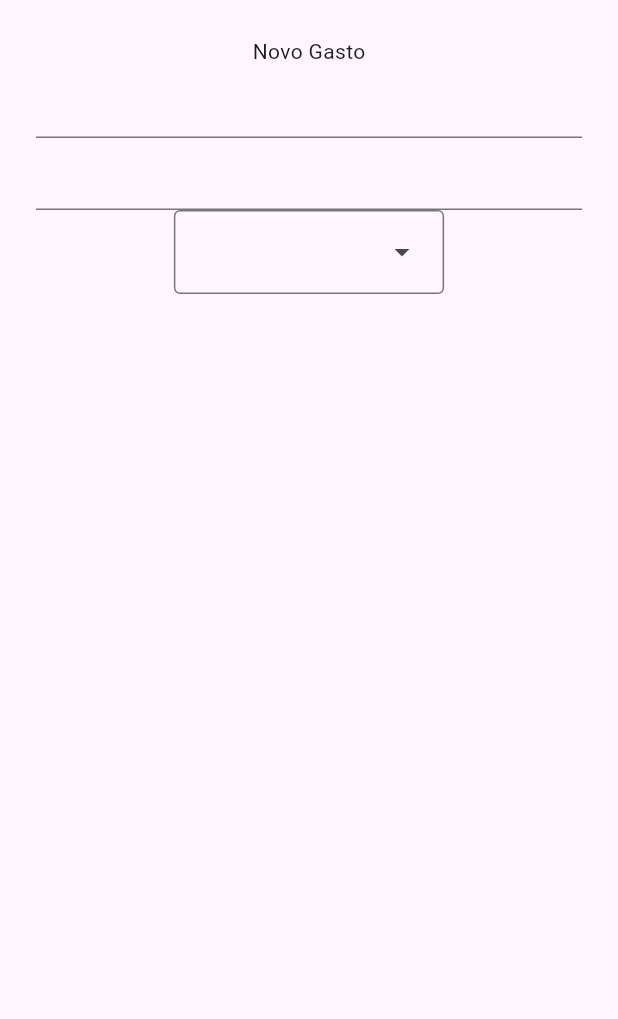
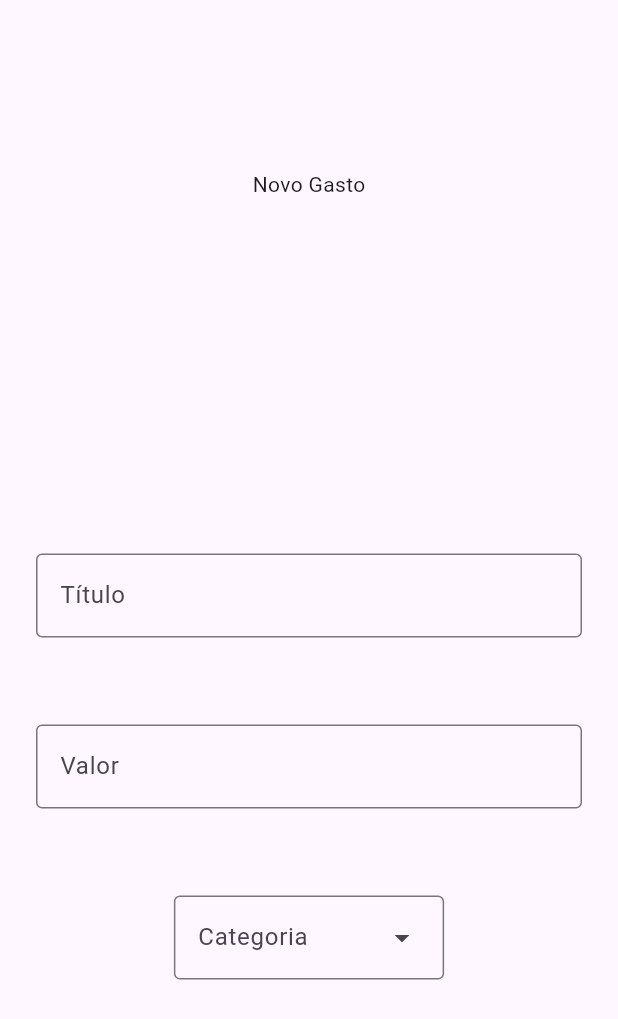
Before and after one commit to Gustaviusss/personal_expenses_app, a Flutter app: the ModalExpenseForm widget shown alone on an empty page, opened directly, on a phone screen of 412 x 824 dp. Shown: the top 1019 px of the screen. Run offline on Flutter 3.47's test engine with Material 2 defaults, Android fonts, the phone set to English and light mode, and no system bars.

Commit message:
first configuration on textInputs

```diff
--- a/lib/widgets/modal_expense_form_widget.dart
+++ b/lib/widgets/modal_expense_form_widget.dart
@@ -9,22 +9,38 @@ class ModalExpenseForm extends StatefulWidget {
 }
 
 class _ModalExpenseFormState extends State<ModalExpenseForm> {
+  var _expenseTitle = '';
+
+  void _savedExpenseTitle(String inputValue) {
+    _expenseTitle = inputValue;
+  }
+
   @override
   Widget build(BuildContext context) {
-    return const Padding(
+    return Padding(
       padding: EdgeInsets.all(24),
-      child: Column(children: [
-        Center(child: Text("Novo Gasto")),
+      child:
+          Column(mainAxisAlignment: MainAxisAlignment.spaceAround, children: [
+        const Center(child: Text("Novo Gasto")),
         SizedBox(
           height: 400,
-          child: Column(children: [
+          child: Column(
+              mainAxisAlignment: MainAxisAlignment.spaceEvenly,
+              children: [
                 TextField(
+                  onSubmitted: _savedExpenseTitle,
+                  decoration: const InputDecoration(
+                      label: Text('Título'), border: OutlineInputBorder()),
                   keyboardType: TextInputType.text,
                 ),
-            TextField(
+                const TextField(
+                  decoration: InputDecoration(
+                      label: Text('Valor'), border: OutlineInputBorder()),
                   keyboardType: TextInputType.number,
                 ),
-            DropdownMenu(dropdownMenuEntries: [
+                const DropdownMenu(
+                    label: Text('Categoria'),
+                    dropdownMenuEntries: [
                       DropdownMenuEntry(
                         value: Category.alimentacao,
                         label: 'Alimentação',
```
Lines whose indentation alone changed are shown as unchanged.
